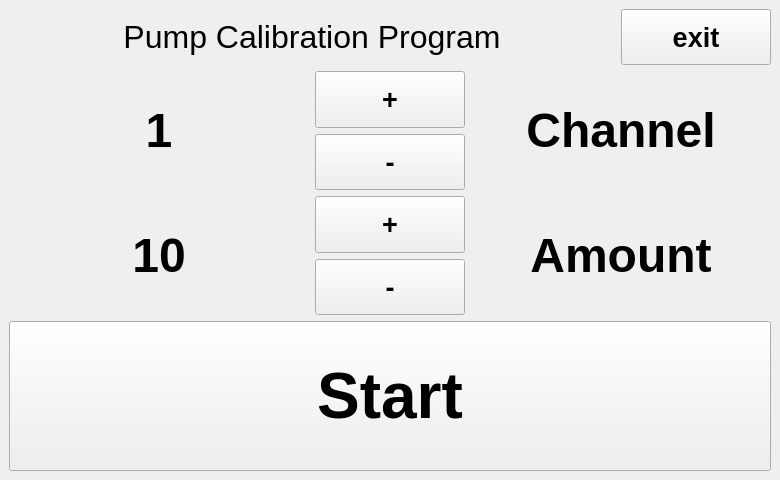
This is src/ui_elements/calibration.ui in AndreWohnsland/CocktailBerry as Qt 5 draws it before an edit. The edited form follows.
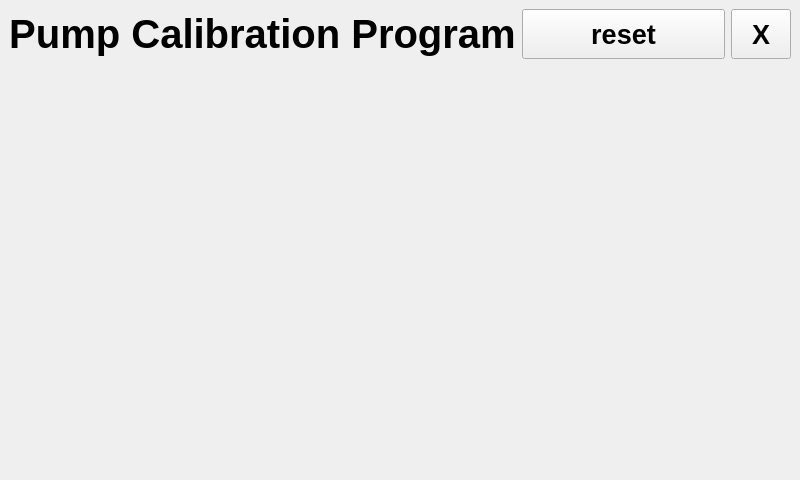
This is the edited form.

Commit message: rework calibration to auto calculate change

```diff
--- a/src/ui_elements/calibration.ui
+++ b/src/ui_elements/calibration.ui
@@ -6,270 +6,40 @@
    <rect>
     <x>0</x>
     <y>0</y>
-    <width>780</width>
+    <width>800</width>
     <height>480</height>
    </rect>
   </property>
+  <property name="minimumSize">
+   <size>
+    <width>800</width>
+    <height>480</height>
+   </size>
+  </property>
+  <property name="maximumSize">
+   <size>
+    <width>800</width>
+    <height>480</height>
+   </size>
+  </property>
   <property name="windowTitle">
    <string>Calibration</string>
   </property>
-  <property name="styleSheet">
-   <string notr="true"/>
-  </property>
   <widget class="QWidget" name="centralwidget">
    <layout class="QVBoxLayout" name="verticalLayout">
     <item>
      <layout class="QGridLayout" name="gridLayout">
-      <item row="3" column="2" rowspan="2">
-       <widget class="QLabel" name="label_2">
-        <property name="font">
-         <font>
-          <pointsize>36</pointsize>
-          <weight>75</weight>
-          <bold>true</bold>
-         </font>
-        </property>
-        <property name="text">
-         <string>Amount</string>
-        </property>
-        <property name="alignment">
-         <set>Qt::AlignCenter</set>
-        </property>
-        <property name="cssClass" stdset="0">
-         <string>bold</string>
-        </property>
-       </widget>
+      <item row="1" column="0" colspan="2">
+       <layout class="QHBoxLayout" name="horizontalLayout_2">
+        <item>
+         <widget class="QStackedWidget" name="stack">
+          <widget class="QWidget" name="page"/>
+          <widget class="QWidget" name="page_2"/>
+         </widget>
+        </item>
+       </layout>
       </item>
-      <item row="1" column="2" rowspan="2">
-       <widget class="QLabel" name="label">
-        <property name="font">
-         <font>
-          <pointsize>36</pointsize>
-          <weight>75</weight>
-          <bold>true</bold>
-         </font>
-        </property>
-        <property name="text">
-         <string>Channel</string>
-        </property>
-        <property name="alignment">
-         <set>Qt::AlignCenter</set>
-        </property>
-        <property name="cssClass" stdset="0">
-         <string>bold</string>
-        </property>
-       </widget>
-      </item>
-      <item row="3" column="1">
-       <widget class="QPushButton" name="amount_plus">
-        <property name="minimumSize">
-         <size>
-          <width>60</width>
-          <height>40</height>
-         </size>
-        </property>
-        <property name="maximumSize">
-         <size>
-          <width>150</width>
-          <height>150</height>
-         </size>
-        </property>
-        <property name="font">
-         <font>
-          <pointsize>20</pointsize>
-          <weight>75</weight>
-          <bold>true</bold>
-         </font>
-        </property>
-        <property name="text">
-         <string>+</string>
-        </property>
-        <property name="cssClass" stdset="0">
-         <string>btn-inverted</string>
-        </property>
-       </widget>
-      </item>
-      <item row="4" column="1">
-       <widget class="QPushButton" name="amount_minus">
-        <property name="minimumSize">
-         <size>
-          <width>60</width>
-          <height>40</height>
-         </size>
-        </property>
-        <property name="maximumSize">
-         <size>
-          <width>150</width>
-          <height>150</height>
-         </size>
-        </property>
-        <property name="font">
-         <font>
-          <pointsize>20</pointsize>
-          <weight>75</weight>
-          <bold>true</bold>
-         </font>
-        </property>
-        <property name="text">
-         <string>-</string>
-        </property>
-        <property name="cssClass" stdset="0">
-         <string>btn-inverted</string>
-        </property>
-       </widget>
-      </item>
-      <item row="6" column="0" colspan="3">
-       <widget class="QPushButton" name="PB_start">
-        <property name="minimumSize">
-         <size>
-          <width>0</width>
-          <height>150</height>
-         </size>
-        </property>
-        <property name="maximumSize">
-         <size>
-          <width>16777215</width>
-          <height>500</height>
-         </size>
-        </property>
-        <property name="font">
-         <font>
-          <pointsize>48</pointsize>
-          <weight>75</weight>
-          <bold>true</bold>
-         </font>
-        </property>
-        <property name="text">
-         <string>Start</string>
-        </property>
-        <property name="cssClass" stdset="0">
-         <string>btn-inverted</string>
-        </property>
-       </widget>
-      </item>
-      <item row="1" column="1">
-       <widget class="QPushButton" name="channel_plus">
-        <property name="minimumSize">
-         <size>
-          <width>100</width>
-          <height>40</height>
-         </size>
-        </property>
-        <property name="maximumSize">
-         <size>
-          <width>150</width>
-          <height>150</height>
-         </size>
-        </property>
-        <property name="font">
-         <font>
-          <pointsize>20</pointsize>
-          <weight>75</weight>
-          <bold>true</bold>
-         </font>
-        </property>
-        <property name="text">
-         <string>+</string>
-        </property>
-        <property name="cssClass" stdset="0">
-         <string>btn-inverted</string>
-        </property>
-       </widget>
-      </item>
-      <item row="2" column="1">
-       <widget class="QPushButton" name="channel_minus">
-        <property name="minimumSize">
-         <size>
-          <width>60</width>
-          <height>40</height>
-         </size>
-        </property>
-        <property name="maximumSize">
-         <size>
-          <width>150</width>
-          <height>150</height>
-         </size>
-        </property>
-        <property name="font">
-         <font>
-          <pointsize>20</pointsize>
-          <weight>75</weight>
-          <bold>true</bold>
-         </font>
-        </property>
-        <property name="text">
-         <string>-</string>
-        </property>
-        <property name="cssClass" stdset="0">
-         <string>btn-inverted</string>
-        </property>
-       </widget>
-      </item>
-      <item row="3" column="0" rowspan="2">
-       <widget class="QLabel" name="amount">
-        <property name="minimumSize">
-         <size>
-          <width>0</width>
-          <height>100</height>
-         </size>
-        </property>
-        <property name="maximumSize">
-         <size>
-          <width>16777215</width>
-          <height>300</height>
-         </size>
-        </property>
-        <property name="font">
-         <font>
-          <pointsize>36</pointsize>
-          <weight>75</weight>
-          <bold>true</bold>
-         </font>
-        </property>
-        <property name="text">
-         <string>10</string>
-        </property>
-        <property name="alignment">
-         <set>Qt::AlignCenter</set>
-        </property>
-        <property name="cssClass" stdset="0">
-         <string>bold</string>
-        </property>
-       </widget>
-      </item>
-      <item row="1" column="0" rowspan="2">
-       <widget class="QLabel" name="channel">
-        <property name="minimumSize">
-         <size>
-          <width>0</width>
-          <height>100</height>
-         </size>
-        </property>
-        <property name="maximumSize">
-         <size>
-          <width>16777215</width>
-          <height>300</height>
-         </size>
-        </property>
-        <property name="font">
-         <font>
-          <pointsize>36</pointsize>
-          <weight>75</weight>
-          <bold>true</bold>
-         </font>
-        </property>
-        <property name="text">
-         <string>1</string>
-        </property>
-        <property name="alignment">
-         <set>Qt::AlignCenter</set>
-        </property>
-        <property name="cssClass" stdset="0">
-         <string>bold</string>
-        </property>
-       </widget>
-      </item>
-      <item row="0" column="0" colspan="3">
+      <item row="0" column="0" colspan="2">
        <layout class="QHBoxLayout" name="horizontalLayout">
         <item>
          <widget class="QLabel" name="label_4">
@@ -287,7 +57,9 @@
           </property>
           <property name="font">
            <font>
-            <pointsize>24</pointsize>
+            <pointsize>30</pointsize>
+            <weight>75</weight>
+            <bold>true</bold>
            </font>
           </property>
           <property name="styleSheet">
@@ -302,7 +74,7 @@
          </widget>
         </item>
         <item>
-         <widget class="QPushButton" name="button_exit">
+         <widget class="QPushButton" name="button_reset">
           <property name="minimumSize">
            <size>
             <width>100</width>
@@ -311,7 +83,7 @@
           </property>
           <property name="maximumSize">
            <size>
-            <width>150</width>
+            <width>250</width>
             <height>150</height>
            </size>
           </property>
@@ -323,10 +95,39 @@
            </font>
           </property>
           <property name="text">
-           <string>exit</string>
+           <string>reset</string>
           </property>
           <property name="cssClass" stdset="0">
-           <string>btn-inverted</string>
+           <string>neutral</string>
+          </property>
+         </widget>
+        </item>
+        <item>
+         <widget class="QPushButton" name="button_exit">
+          <property name="minimumSize">
+           <size>
+            <width>60</width>
+            <height>50</height>
+           </size>
+          </property>
+          <property name="maximumSize">
+           <size>
+            <width>60</width>
+            <height>150</height>
+           </size>
+          </property>
+          <property name="font">
+           <font>
+            <pointsize>20</pointsize>
+            <weight>75</weight>
+            <bold>true</bold>
+           </font>
+          </property>
+          <property name="text">
+           <string>X</string>
+          </property>
+          <property name="cssClass" stdset="0">
+           <string>destructive btn-inverted</string>
           </property>
          </widget>
         </item>
```
Left out of the diff: 7 changed lines with no effect on the pictures. The commit also changes 18 other files.
